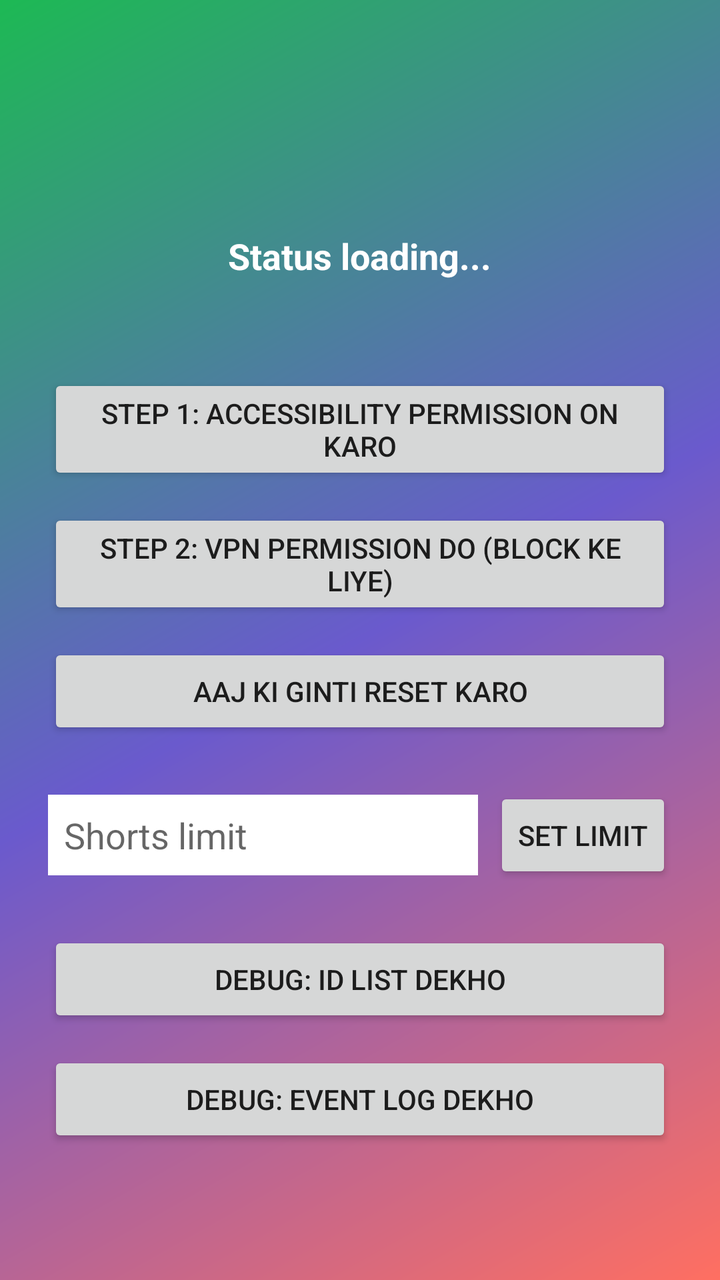
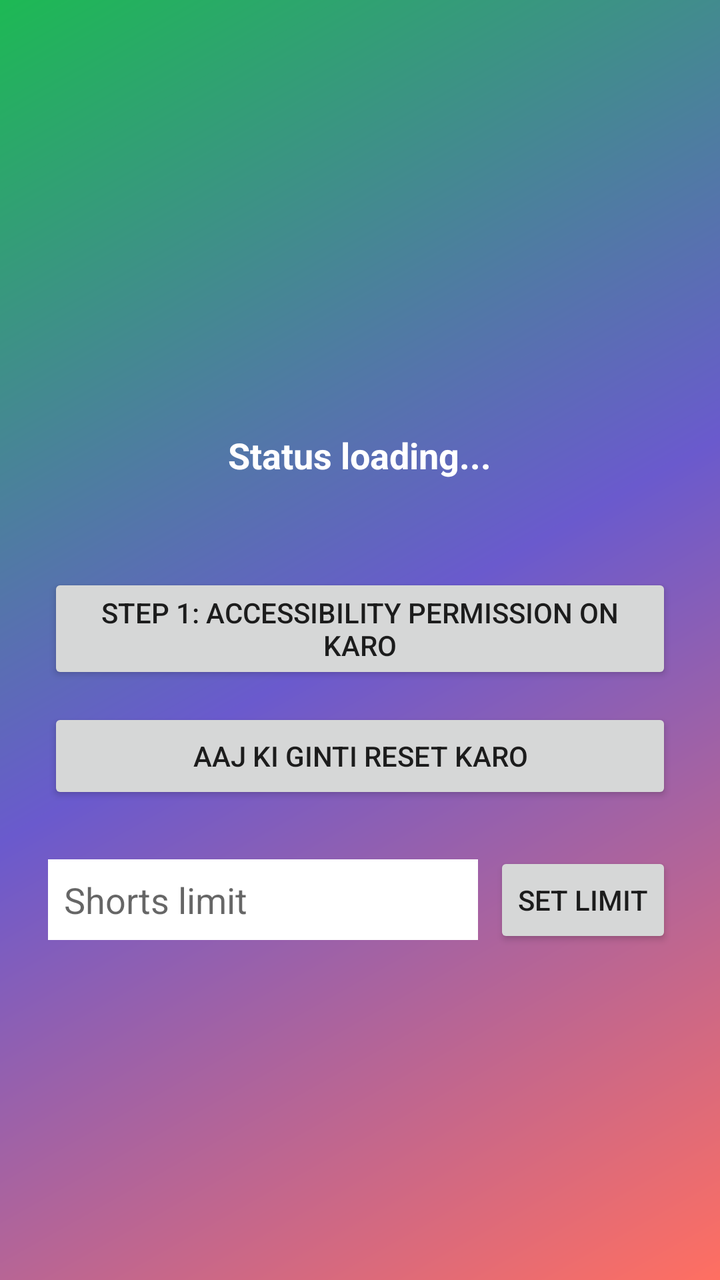

The first picture is an Android layout as it rendered before a commit; the second is the same layout after the commit. The layout source and the unified diff follow.
<!-- AndroidManifest.xml: application theme Theme.AppCompat.Light -->
<!-- res/layout/activity_main.xml -->
<?xml version="1.0" encoding="utf-8"?>
<LinearLayout xmlns:android="http://schemas.android.com/apk/res/android"
    android:layout_width="match_parent"
    android:layout_height="match_parent"
    android:orientation="vertical"
    android:padding="24dp"
    android:gravity="center"
    android:background="@drawable/bg_gradient">

    <TextView
        android:id="@+id/quoteText"
        android:layout_width="match_parent"
        android:layout_height="wrap_content"
        android:textSize="22sp"
        android:textStyle="bold"
        android:gravity="center"
        android:layout_marginBottom="20dp" />

    <TextView
        android:id="@+id/statusText"
        android:layout_width="wrap_content"
        android:layout_height="wrap_content"
        android:textSize="18sp"
        android:textColor="#FFFFFF"
        android:textStyle="bold"
        android:layout_marginBottom="8dp"
        android:text="Status loading..." />

    <TextView
        android:id="@+id/resetUsesText"
        android:layout_width="wrap_content"
        android:layout_height="wrap_content"
        android:textSize="14sp"
        android:textColor="#FFFFFF"
        android:layout_marginBottom="20dp"
        android:text="" />

    <Button
        android:id="@+id/btnAccessibility"
        android:layout_width="match_parent"
        android:layout_height="wrap_content"
        android:text="Step 1: Accessibility Permission On Karo"
        android:layout_marginBottom="12dp" />

    <Button
        android:id="@+id/btnVpnPermission"
        android:layout_width="match_parent"
        android:layout_height="wrap_content"
        android:text="Step 2: VPN Permission Do (Block ke liye)"
        android:layout_marginBottom="12dp" />

    <Button
        android:id="@+id/btnReset"
        android:layout_width="match_parent"
        android:layout_height="wrap_content"
        android:text="Aaj ki Ginti Reset Karo"
        android:layout_marginBottom="24dp" />

    <LinearLayout
        android:layout_width="match_parent"
        android:layout_height="wrap_content"
        android:orientation="horizontal"
        android:gravity="center_vertical">

        <EditText
            android:id="@+id/editLimit"
            android:layout_width="0dp"
            android:layout_height="wrap_content"
            android:layout_weight="1"
            android:inputType="number"
            android:hint="Shorts limit"
            android:maxLength="3"
            android:layout_marginEnd="8dp"
            android:textColor="#000000"
            android:background="#FFFFFF"
            android:padding="8dp" />

        <Button
            android:id="@+id/btnSetLimit"
            android:layout_width="wrap_content"
            android:layout_height="wrap_content"
            android:text="Set Limit" />

    </LinearLayout>

    <Button
        android:id="@+id/btnDebugIds"
        android:layout_width="match_parent"
        android:layout_height="wrap_content"
        android:text="Debug: ID List Dekho"
        android:layout_marginTop="24dp" />

    <Button
        android:id="@+id/btnEventLog"
        android:layout_width="match_parent"
        android:layout_height="wrap_content"
        android:text="Debug: Event Log Dekho"
        android:layout_marginTop="12dp" />

</LinearLayout>
<!-- resources referenced by this layout -->
<resources>
  <!-- drawable bg_gradient (drawable) -->
  <?xml version="1.0" encoding="utf-8"?>
  <shape xmlns:android="http://schemas.android.com/apk/res/android">
      <gradient
          android:startColor="#FF6F61"
          android:centerColor="#6A5ACD"
          android:endColor="#1DB954"
          android:angle="135" />
  </shape>
</resources>

<!-- the commit's change to res/layout/activity_main.xml (unified diff, before → after) -->
@@ -43,13 +43,6 @@
         android:layout_marginBottom="12dp" />
 
     <Button
-        android:id="@+id/btnVpnPermission"
-        android:layout_width="match_parent"
-        android:layout_height="wrap_content"
-        android:text="Step 2: VPN Permission Do (Block ke liye)"
-        android:layout_marginBottom="12dp" />
-
-    <Button
         android:id="@+id/btnReset"
         android:layout_width="match_parent"
         android:layout_height="wrap_content"
@@ -83,18 +76,4 @@
 
     </LinearLayout>
 
-    <Button
-        android:id="@+id/btnDebugIds"
-        android:layout_width="match_parent"
-        android:layout_height="wrap_content"
-        android:text="Debug: ID List Dekho"
-        android:layout_marginTop="24dp" />
-
-    <Button
-        android:id="@+id/btnEventLog"
-        android:layout_width="match_parent"
-        android:layout_height="wrap_content"
-        android:text="Debug: Event Log Dekho"
-        android:layout_marginTop="12dp" />
-
 </LinearLayout>
